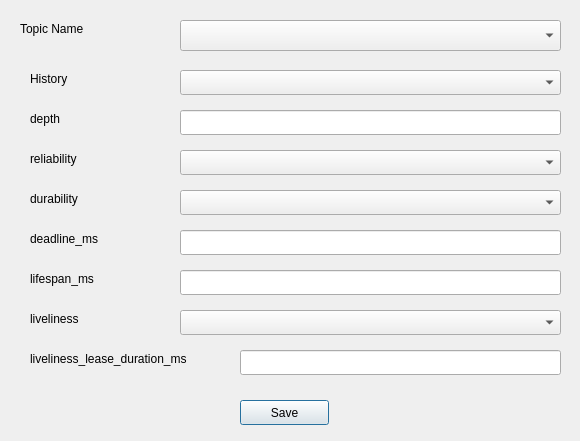
The window that ws/src/ros_qt_sen/src/qos_device_dialog/qosdevicedialog.ui (cocobird231/RV1-gui) describes before a commit, drawn with Qt 5.
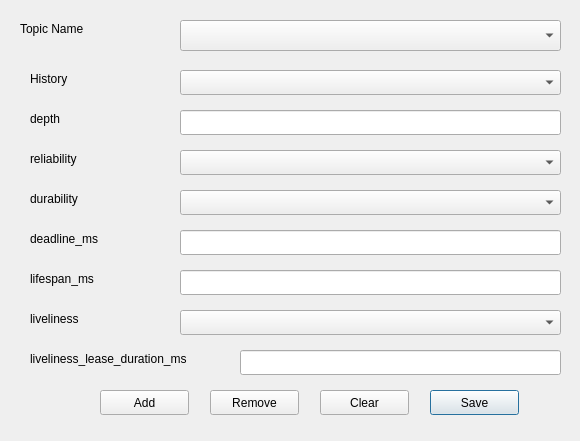
The same window after the commit.

The edit to the form file:
```diff
--- a/ws/src/ros_qt_sen/src/qos_device_dialog/qosdevicedialog.ui
+++ b/ws/src/ros_qt_sen/src/qos_device_dialog/qosdevicedialog.ui
@@ -143,8 +143,8 @@
   <widget class="QPushButton" name="pushButton">
    <property name="geometry">
     <rect>
-     <x>240</x>
-     <y>400</y>
+     <x>430</x>
+     <y>390</y>
      <width>89</width>
      <height>25</height>
     </rect>
@@ -233,6 +233,45 @@
     </rect>
    </property>
   </widget>
+  <widget class="QPushButton" name="pushButton_2">
+   <property name="geometry">
+    <rect>
+     <x>100</x>
+     <y>390</y>
+     <width>89</width>
+     <height>25</height>
+    </rect>
+   </property>
+   <property name="text">
+    <string>Add</string>
+   </property>
+  </widget>
+  <widget class="QPushButton" name="pushButton_3">
+   <property name="geometry">
+    <rect>
+     <x>210</x>
+     <y>390</y>
+     <width>89</width>
+     <height>25</height>
+    </rect>
+   </property>
+   <property name="text">
+    <string>Remove</string>
+   </property>
+  </widget>
+  <widget class="QPushButton" name="pushButton_4">
+   <property name="geometry">
+    <rect>
+     <x>320</x>
+     <y>390</y>
+     <width>89</width>
+     <height>25</height>
+    </rect>
+   </property>
+   <property name="text">
+    <string>Clear</string>
+   </property>
+  </widget>
  </widget>
  <resources/>
  <connections/>
```
